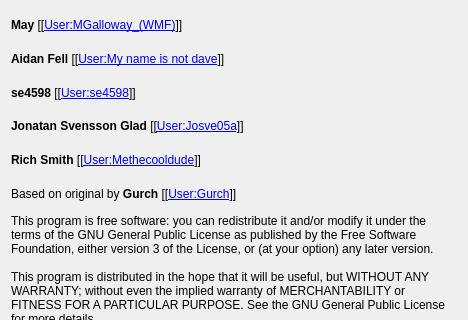
Qt form huggle/aboutform.ui (huggle/huggle3-qt-lx) before a commit; both pictures show x 0 to 468 and y 206 to 526 of the 468 by 623 pixel window.
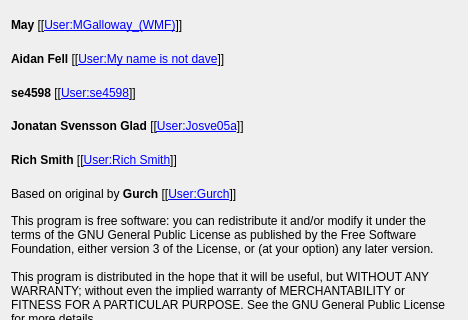
The same form after that commit. Icons and pictures are not drawn.

Commit message:
Update my username in the about box
I’ve changed my WP name

```diff
--- a/huggle/aboutform.ui
+++ b/huggle/aboutform.ui
@@ -130,7 +130,7 @@
    <item>
     <widget class="QLabel" name="label_12">
      <property name="text">
-      <string notr="true">&lt;html&gt;&lt;head/&gt;&lt;body&gt;&lt;p&gt;&lt;span style=&quot; font-weight:600;&quot;&gt;Rich Smith&lt;/span&gt; [[&lt;a href=&quot;https://en.wikipedia.org/wiki/User:Methecooldude&quot;&gt;&lt;span style=&quot; text-decoration: underline; color:#0000ff;&quot;&gt;User:Methecooldude&lt;/span&gt;&lt;/a&gt;]]&lt;/p&gt;&lt;/body&gt;&lt;/html&gt;</string>
+      <string notr="true">&lt;html&gt;&lt;head/&gt;&lt;body&gt;&lt;p&gt;&lt;span style=&quot; font-weight:600;&quot;&gt;Rich Smith&lt;/span&gt; [[&lt;a href=&quot;https://en.wikipedia.org/wiki/User:Rich_Smith&quot;&gt;&lt;span style=&quot; text-decoration: underline; color:#0000ff;&quot;&gt;User:Rich Smith&lt;/span&gt;&lt;/a&gt;]]&lt;/p&gt;&lt;/body&gt;&lt;/html&gt;</string>
      </property>
     </widget>
    </item>
```
